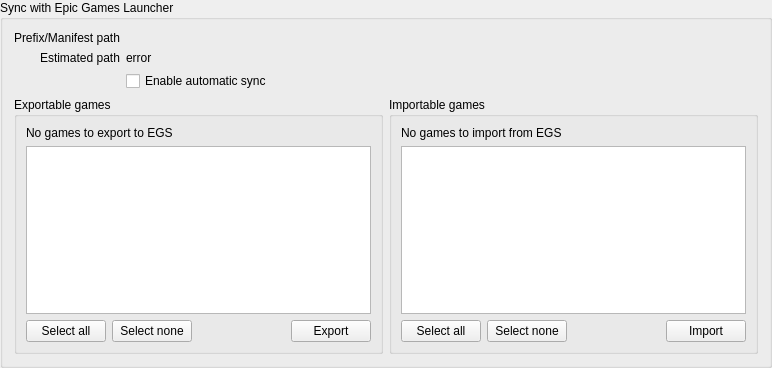
First picture: the form in rare/ui/components/tabs/games/import_sync/egl_sync_widget.ui, repository RareDevs/Rare, before the edit.
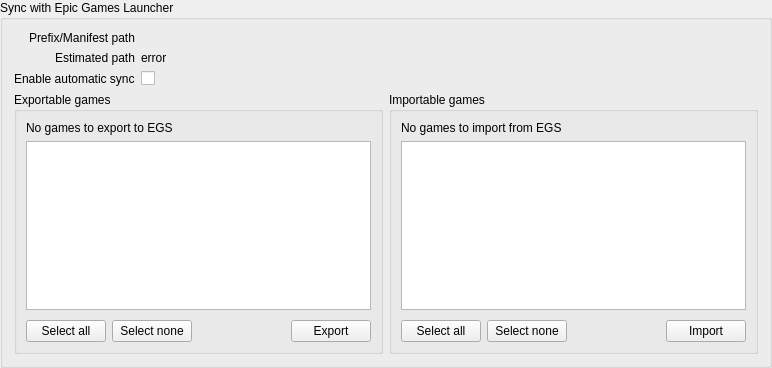
Second picture: the form after the edit.

Commit message: Disable irrelevant widgets depending on case in EGLSync

Patch:
```diff
--- a/rare/ui/components/tabs/games/import_sync/egl_sync_widget.ui
+++ b/rare/ui/components/tabs/games/import_sync/egl_sync_widget.ui
@@ -53,12 +53,35 @@
    <item row="2" column="1">
     <widget class="QCheckBox" name="egl_sync_check">
      <property name="text">
+      <string notr="true"/>
+     </property>
+    </widget>
+   </item>
+   <item row="0" column="1">
+    <layout class="QHBoxLayout" name="egl_path_layout"/>
+   </item>
+   <item row="2" column="0">
+    <widget class="QLabel" name="egl_sync_label">
+     <property name="text">
       <string>Enable automatic sync</string>
      </property>
     </widget>
    </item>
    <item row="3" column="0" colspan="2">
+    <widget class="QWidget" name="export_import_widget" native="true">
     <layout class="QHBoxLayout" name="export_import_layout">
+      <property name="leftMargin">
+       <number>0</number>
+      </property>
+      <property name="topMargin">
+       <number>0</number>
+      </property>
+      <property name="rightMargin">
+       <number>0</number>
+      </property>
+      <property name="bottomMargin">
+       <number>0</number>
+      </property>
      <item>
       <widget class="QGroupBox" name="export_group">
        <property name="title">
@@ -83,7 +106,33 @@
          </widget>
         </item>
         <item>
+          <spacer name="export_group_hspacer">
+           <property name="orientation">
+            <enum>Qt::Horizontal</enum>
+           </property>
+           <property name="sizeHint" stdset="0">
+            <size>
+             <width>40</width>
+             <height>4</height>
+            </size>
+           </property>
+          </spacer>
+         </item>
+         <item>
+          <widget class="QWidget" name="export_buttons_widget" native="true">
          <layout class="QHBoxLayout" name="export_buttons_layout">
+            <property name="leftMargin">
+             <number>0</number>
+            </property>
+            <property name="topMargin">
+             <number>0</number>
+            </property>
+            <property name="rightMargin">
+             <number>0</number>
+            </property>
+            <property name="bottomMargin">
+             <number>0</number>
+            </property>
           <item>
            <widget class="QPushButton" name="export_select_all_button">
             <property name="text">
@@ -119,6 +168,7 @@
            </widget>
           </item>
          </layout>
+          </widget>
         </item>
        </layout>
       </widget>
@@ -147,7 +197,33 @@
          </widget>
         </item>
         <item>
+          <spacer name="import_group_hspacer">
+           <property name="orientation">
+            <enum>Qt::Horizontal</enum>
+           </property>
+           <property name="sizeHint" stdset="0">
+            <size>
+             <width>40</width>
+             <height>4</height>
+            </size>
+           </property>
+          </spacer>
+         </item>
+         <item>
+          <widget class="QWidget" name="import_buttons_widget" native="true">
          <layout class="QHBoxLayout" name="import_buttons_layout">
+            <property name="leftMargin">
+             <number>0</number>
+            </property>
+            <property name="topMargin">
+             <number>0</number>
+            </property>
+            <property name="rightMargin">
+             <number>0</number>
+            </property>
+            <property name="bottomMargin">
+             <number>0</number>
+            </property>
           <item>
            <widget class="QPushButton" name="import_select_all_button">
             <property name="text">
@@ -183,14 +259,13 @@
            </widget>
           </item>
          </layout>
+          </widget>
         </item>
        </layout>
       </widget>
      </item>
     </layout>
-   </item>
-   <item row="0" column="1">
-    <layout class="QHBoxLayout" name="egl_path_layout"/>
+    </widget>
    </item>
   </layout>
  </widget>
```
Lines whose indentation alone changed are shown as unchanged. The commit also changes 4 other files.
